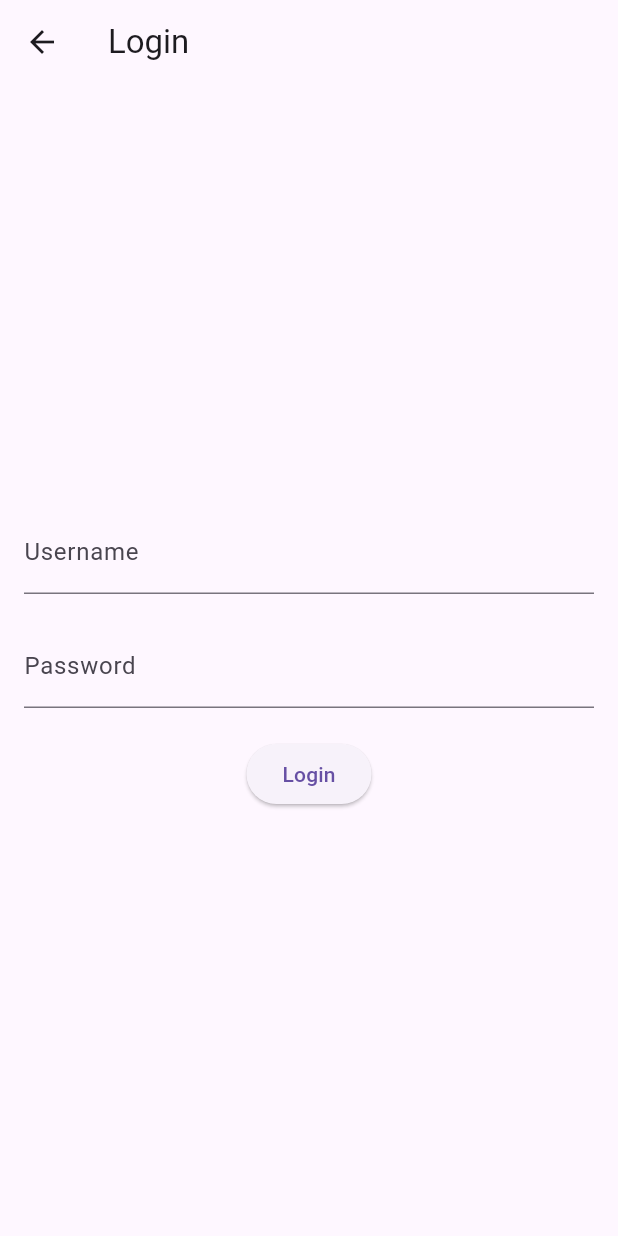
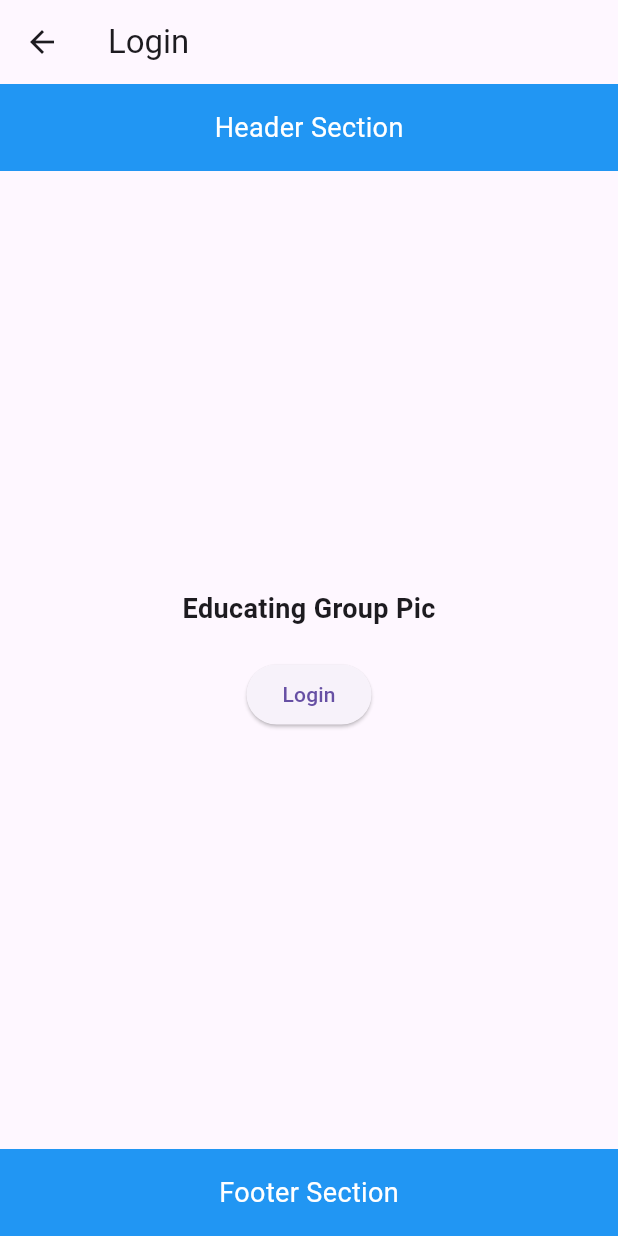
Before and after one commit to nandan15/los_app, a Flutter app: the screen it shows after launch, after a tap on "Go to Login Screen", on a phone screen of 412 x 824 dp. Run offline on Flutter 3.47's test engine with Material 3 defaults, Android fonts, the phone set to English and light mode, and no system bars.

Commit message:
footer alignment

```diff
--- a/lib/screens/login/login_screen.dart
+++ b/lib/screens/login/login_screen.dart
@@ -6,56 +6,76 @@ class LoginScreen extends StatefulWidget {
 }
 
 class _LoginScreenState extends State<LoginScreen> {
-  TextEditingController _usernameController = TextEditingController();
-  TextEditingController _passwordController = TextEditingController();
-
   @override
   Widget build(BuildContext context) {
     return Scaffold(
       appBar: AppBar(
         title: Text('Login'),
       ),
-      body: Padding(
+      body: Column(
+        children: [
+          HeaderSection(),
+          Expanded(
+            child: Padding(
               padding: const EdgeInsets.all(16.0),
               child: Column(
                 mainAxisAlignment: MainAxisAlignment.center,
                 children: [
-            TextField(
-              controller: _usernameController,
-              decoration: InputDecoration(
-                labelText: 'Username',
-              ),
-            ),
-            SizedBox(height: 20),
-            TextField(
-              controller: _passwordController,
-              obscureText: true,
-              decoration: InputDecoration(
-                labelText: 'Password',
-              ),
+                  Text(
+                    'Educating Group Pic',
+                    style: TextStyle(fontSize: 18.0, fontWeight: FontWeight.bold),
                   ),
                   SizedBox(height: 20),
                   ElevatedButton(
                     onPressed: () {
                       // Perform login logic here
-                String username = _usernameController.text;
-                String password = _passwordController.text;
-
-                // Add your authentication logic here (e.g., check credentials)
-                if (username == 'example' && password == 'password') {
-                  // Navigate to the home screen or perform desired action
                       // For now, let's just print a message
                       print('Login successful');
-                } else {
-                  // Show an error message or handle authentication failure
-                  print('Login failed');
-                }
                     },
                     child: Text('Login'),
                   ),
                 ],
               ),
             ),
+          ),
+          FooterSection(),
+        ],
+      ),
     );
   }
 }
+
+class HeaderSection extends StatelessWidget {
+  @override
+  Widget build(BuildContext context) {
+    return Container(
+      color: Colors.blue,
+      padding: EdgeInsets.all(16.0),
+      child: Center(
+        child: Text(
+          'Header Section',
+          style: TextStyle(color: Colors.white, fontSize: 18.0),
+        ),
+      ),
+    );
+  }
+}
+
+class FooterSection extends StatelessWidget {
+  @override
+  Widget build(BuildContext context) {
+    return Align(
+      alignment: Alignment.bottomCenter,
+      child: Container(
+        color: Colors.blue,
+        padding: EdgeInsets.all(16.0),
+        child: Center(
+          child: Text(
+            'Footer Section',
+            style: TextStyle(color: Colors.white, fontSize: 18.0),
+          ),
+        ),
+      ),
+    );
+  }
+}
```
Lines whose indentation alone changed are shown as unchanged.
